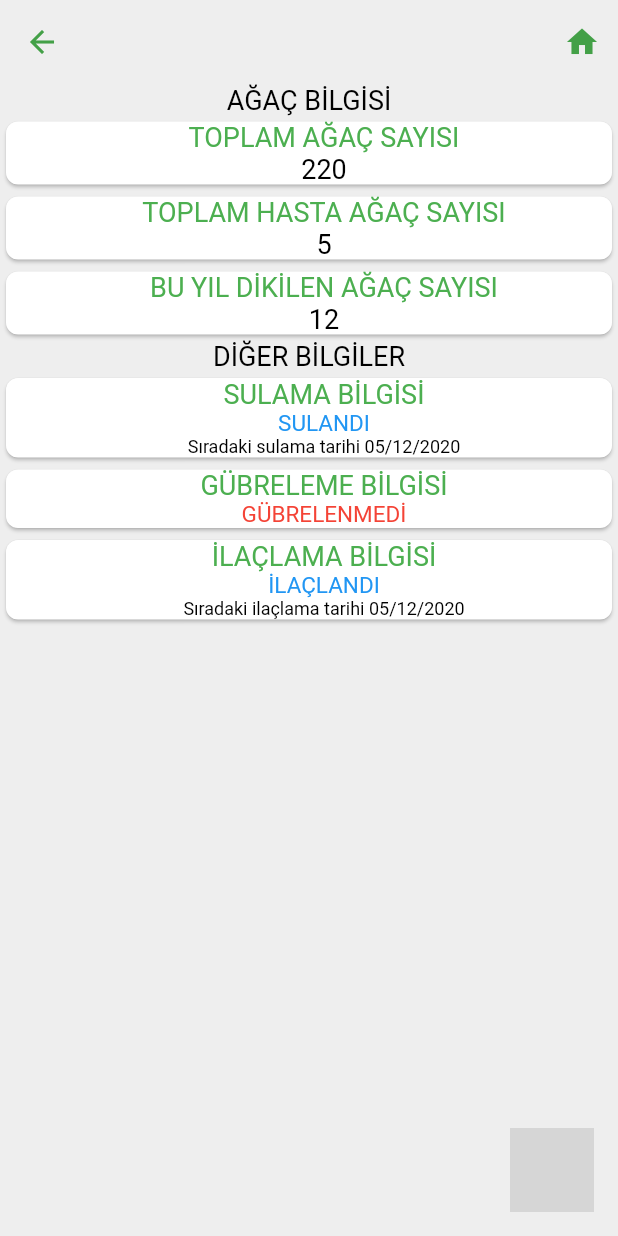
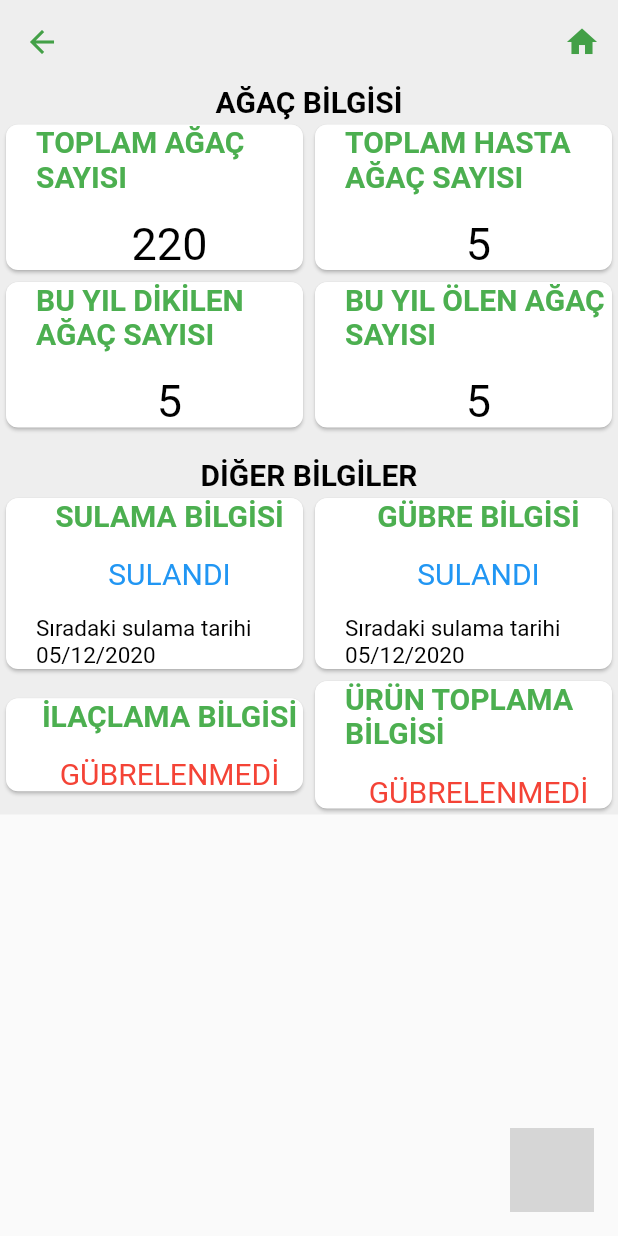
Before and after one commit to Sharaido/FarmTracker-mobil, a Flutter app: the FieldDetails screen opened directly with empty values, on a phone screen of 412 x 824 dp. Run offline on Flutter 3.47's test engine with Material 2 defaults, Android fonts, the phone set to English and light mode, and no system bars; our stand-ins replace flutter_secure_storage, google_maps_flutter, weather; missing offline and left inert: unicorndial; accounts and stored records are empty; grey boxes are pictures that could not be loaded.

Commit message:
DetailPage update

```diff
--- a/lib/main.dart
+++ b/lib/main.dart
@@ -23,10 +23,10 @@ class MyApp extends StatelessWidget {
               bodyColor: Colors.black,
               displayColor: Colors.black)),
 
-      // home: HomePage(
-      //   title: 'Home',
-      // ),
-      home: LoginPage(),
+      home: HomePage(
+        title: 'Home',
+      ),
+      //home: LoginPage(),
       routes: {
         '/login': (context) => LoginPage(),
         '/homepage': (context) => HomePage(),
--- a/lib/pages/field_details.dart
+++ b/lib/pages/field_details.dart
@@ -14,6 +14,132 @@ class FieldDetails extends StatefulWidget {
   }) : super(key: key);
   @override
   _FieldDetailsState createState() => _FieldDetailsState();
+}
+
+Widget detailCard(String st, int count, var no, context) {
+  return Flexible(
+    child: Card(
+      clipBehavior: Clip.antiAlias,
+      shape: RoundedRectangleBorder(borderRadius: BorderRadius.circular(8.0)),
+      color: Colors.white,
+      child: Row(
+        crossAxisAlignment: CrossAxisAlignment.center,
+        children: <Widget>[
+          Container(
+            color: Colors.amber,
+            width: 10,
+          ),
+          SizedBox(
+            width: 10.0,
+          ),
+          Expanded(
+            child: GestureDetector(
+              onTap: () {
+                //print(no);
+                showDialog(
+                    context: context,
+                    builder: (_) => new AlertDialog(
+                          title: new Text("Numaralar"),
+                          content: new Text(no.toString()),
+                          actions: <Widget>[
+                            FlatButton(
+                              child: Text('Tamam'),
+                              onPressed: () {
+                                Navigator.of(context).pop();
+                              },
+                            )
+                          ],
+                        ));
+              },
+              child: Column(
+                mainAxisAlignment: MainAxisAlignment.center,
+                crossAxisAlignment: CrossAxisAlignment.center,
+                children: [
+                  new Text(
+                    st,
+                    style: TextStyle(
+                        fontWeight: FontWeight.bold,
+                        fontSize: 20.0,
+                        color: Colors.green.withOpacity(1.0)),
+                  ),
+                  new Text(""),
+                  new Text(
+                    count.toString(),
+                    style: TextStyle(
+                      fontSize: 30.0,
+                    ),
+                  ),
+                ],
+              ),
+            ),
+          ),
+        ],
+      ),
+    ),
+  );
+}
+
+Widget otherCard(String st, bool bl, DateTime dt) {
+  return Flexible(
+    child: Card(
+      clipBehavior: Clip.antiAlias,
+      shape: RoundedRectangleBorder(borderRadius: BorderRadius.circular(8.0)),
+      color: Colors.white,
+      child: Row(
+        crossAxisAlignment: CrossAxisAlignment.center,
+        children: <Widget>[
+          Container(
+            color: Colors.amber,
+            width: 10,
+          ),
+          SizedBox(
+            width: 10.0,
+          ),
+          Expanded(
+            child: GestureDetector(
+              onTap: () {
+                print('testing');
+              },
+              child: Column(
+                mainAxisAlignment: MainAxisAlignment.center,
+                crossAxisAlignment: CrossAxisAlignment.center,
+                children: [
+                  new Text(
+                    st,
+                    style: TextStyle(
+                        fontWeight: FontWeight.bold,
+                        fontSize: 20.0,
+                        color: Colors.green.withOpacity(1.0)),
+                  ),
+                  new Text(""),
+                  if (bl == true)
+                    new Text(
+                      'SULANDI',
+                      style: TextStyle(
+                          fontSize: 20.0, color: Colors.blue.withOpacity(1.0)),
+                    ),
+                  if (bl == true) new Text(""),
+                  if (bl == true)
+                    new Text(
+                      'Sıradaki sulama tarihi 05/12/2020',
+                      style: TextStyle(
+                        fontSize: 15.0,
+                      ),
+                    ),
+                  if (bl == false)
+                    new Text(
+                      'GÜBRELENMEDİ',
+                      style: TextStyle(
+                          fontSize: 20.0, color: Colors.red.withOpacity(1.0)),
+                    ),
+                ],
+              ),
+            ),
+          ),
+        ],
+      ),
+    ),
+  );
 }
 
 class _FieldDetailsState extends State<FieldDetails> {
@@ -67,290 +193,49 @@ class _FieldDetailsState extends State<FieldDetails> {
       ),
       body: Container(
         color: Colors.grey[200],
-        child: Column(
+        child: Column(mainAxisSize: MainAxisSize.min,
             //mainAxisAlignment: MainAxisAlignment.center,
             //crossAxisAlignment: CrossAxisAlignment.center,
             children: <Widget>[
               new Text(
                 'AĞAÇ BİLGİSİ',
                 style: TextStyle(
-                    fontSize: 18.0, color: Colors.black.withOpacity(1.0)),
+                    fontSize: 20.0,
+                    fontWeight: FontWeight.bold,
+                    color: Colors.black.withOpacity(1.0)),
               ),
               //Text(widget.field.location),
-              Card(
-                clipBehavior: Clip.antiAlias,
-                shape: RoundedRectangleBorder(
-                    borderRadius: BorderRadius.circular(8.0)),
-                color: Colors.white,
-                child: Row(
-                  crossAxisAlignment: CrossAxisAlignment.center,
+              Row(
+                  mainAxisAlignment: MainAxisAlignment.center,
+                  mainAxisSize: MainAxisSize.min,
                   children: <Widget>[
-                    Container(
-                      color: Colors.amber,
-                      width: 10,
-                    ),
-                    SizedBox(
-                      width: 10.0,
-                    ),
-                    Expanded(
-                      child: GestureDetector(
-                        onTap: () {
-                          print('testing');
-                        },
-                        child: Column(
-                          mainAxisAlignment: MainAxisAlignment.center,
-                          crossAxisAlignment: CrossAxisAlignment.center,
-                          children: [
-                            new Text(
-                              'TOPLAM AĞAÇ SAYISI',
-                              style: TextStyle(
-                                  fontSize: 18.0,
-                                  color: Colors.green.withOpacity(1.0)),
-                            ),
-                            new Text(
-                              '220',
-                              style: TextStyle(
-                                fontSize: 18.0,
-                              ),
-                            ),
-                          ],
-                        ),
-                      ),
-                    ),
-                  ],
-                ),
-              ),
-              Card(
-                clipBehavior: Clip.antiAlias,
-                shape: RoundedRectangleBorder(
-                    borderRadius: BorderRadius.circular(8.0)),
-                color: Colors.white,
-                child: Row(
-                  crossAxisAlignment: CrossAxisAlignment.center,
-                  children: <Widget>[
-                    Container(
-                      color: Colors.amber,
-                      width: 10,
-                    ),
-                    SizedBox(
-                      width: 10.0,
-                    ),
-                    Expanded(
-                      child: GestureDetector(
-                        onTap: () {
-                          print('testing');
-                        },
-                        child: Column(
-                          mainAxisAlignment: MainAxisAlignment.center,
-                          crossAxisAlignment: CrossAxisAlignment.center,
-                          children: [
-                            new Text(
-                              'TOPLAM HASTA AĞAÇ SAYISI',
-                              style: TextStyle(
-                                  fontSize: 18.0,
-                                  color: Colors.green.withOpacity(1.0)),
-                            ),
-                            new Text(
-                              '5',
-                              style: TextStyle(
-                                fontSize: 18.0,
-                              ),
-                            ),
-                          ],
-                        ),
-                      ),
-                    ),
-                  ],
-                ),
-              ),
-              Card(
-                clipBehavior: Clip.antiAlias,
-                shape: RoundedRectangleBorder(
-                    borderRadius: BorderRadius.circular(8.0)),
-                color: Colors.white,
-                child: Row(
-                  crossAxisAlignment: CrossAxisAlignment.center,
-                  children: <Widget>[
-                    Container(
-                      color: Colors.amber,
-                      width: 10,
-                    ),
-                    SizedBox(
-                      width: 10.0,
-                    ),
-                    Expanded(
-                      child: GestureDetector(
-                        onTap: () {
-                          print('testing');
-                        },
-                        child: Column(
-                          mainAxisAlignment: MainAxisAlignment.center,
-                          crossAxisAlignment: CrossAxisAlignment.center,
-                          children: [
-                            new Text(
-                              'BU YIL DİKİLEN AĞAÇ SAYISI',
-                              style: TextStyle(
-                                  fontSize: 18.0,
-                                  color: Colors.green.withOpacity(1.0)),
-                            ),
-                            new Text(
-                              '12',
-                              style: TextStyle(
-                                fontSize: 18.0,
-                              ),
-                            ),
-                          ],
-                        ),
-                      ),
-                    ),
-                  ],
-                ),
-              ),
+                    detailCard("TOPLAM AĞAÇ SAYISI", 220,
+                        [1, 2, 3, 6, 1, 8, 13], context),
+                    detailCard("TOPLAM HASTA AĞAÇ SAYISI", 5, [3, 6, 1, 8, 13],
+                        context),
+                  ]),
+              Row(mainAxisSize: MainAxisSize.min, children: <Widget>[
+                detailCard(
+                    "BU YIL DİKİLEN AĞAÇ SAYISI", 5, [3, 6, 1, 8, 13], context),
+                detailCard(
+                    "BU YIL ÖLEN AĞAÇ SAYISI", 5, [3, 6, 1, 8, 13], context),
+              ]),
+              new Text(""),
               new Text(
                 'DİĞER BİLGİLER',
                 style: TextStyle(
-                    fontSize: 18.0, color: Colors.black.withOpacity(1.0)),
+                    fontSize: 20.0,
+                    fontWeight: FontWeight.bold,
+                    color: Colors.black.withOpacity(1.0)),
               ),
-              Card(
-                clipBehavior: Clip.antiAlias,
-                shape: RoundedRectangleBorder(
-                    borderRadius: BorderRadius.circular(8.0)),
-                color: Colors.white,
-                child: Row(
-                  crossAxisAlignment: CrossAxisAlignment.center,
-                  children: <Widget>[
-                    Container(
-                      color: Colors.amber,
-                      width: 10,
-                    ),
-                    SizedBox(
-                      width: 10.0,
-                    ),
-                    Expanded(
-                      child: GestureDetector(
-                        onTap: () {
-                          print('testing');
-                        },
-                        child: Column(
-                          mainAxisAlignment: MainAxisAlignment.center,
-                          crossAxisAlignment: CrossAxisAlignment.center,
-                          children: [
-                            new Text(
-                              'SULAMA BİLGİSİ',
-                              style: TextStyle(
-                                  fontSize: 18.0,
-                                  color: Colors.green.withOpacity(1.0)),
-                            ),
-                            new Text(
-                              'SULANDI',
-                              style:
-                                  TextStyle(fontSize: 15.0, color: Colors.blue),
-                            ),
-                            new Text(
-                              'Sıradaki sulama tarihi 05/12/2020',
-                              style: TextStyle(
-                                fontSize: 12.0,
-                              ),
-                            ),
-                          ],
-                        ),
-                      ),
-                    ),
-                  ],
-                ),
-              ),
-              Card(
-                clipBehavior: Clip.antiAlias,
-                shape: RoundedRectangleBorder(
-                    borderRadius: BorderRadius.circular(8.0)),
-                color: Colors.white,
-                child: Row(
-                  crossAxisAlignment: CrossAxisAlignment.center,
-                  children: <Widget>[
-                    Container(
-                      color: Colors.amber,
-                      width: 10,
-                    ),
-                    SizedBox(
-                      width: 10.0,
-                    ),
-                    Expanded(
-                      child: GestureDetector(
-                        onTap: () {
-                          print('testing');
-                        },
-                        child: Column(
-                          mainAxisAlignment: MainAxisAlignment.center,
-                          crossAxisAlignment: CrossAxisAlignment.center,
-                          children: [
-                            new Text(
-                              'GÜBRELEME BİLGİSİ',
-                              style: TextStyle(
-                                  fontSize: 18.0,
-                                  color: Colors.green.withOpacity(1.0)),
-                            ),
-                            new Text(
-                              'GÜBRELENMEDİ',
-                              style: TextStyle(
-                                  fontSize: 15.0,
-                                  color: Colors.red.withOpacity(1.0)),
-                            ),
-                          ],
-                        ),
-                      ),
-                    ),
-                  ],
-                ),
-              ),
-              Card(
-                clipBehavior: Clip.antiAlias,
-                shape: RoundedRectangleBorder(
-                    borderRadius: BorderRadius.circular(8.0)),
-                color: Colors.white,
-                child: Row(
-                  crossAxisAlignment: CrossAxisAlignment.center,
-                  children: <Widget>[
-                    Container(
-                      color: Colors.amber,
-                      width: 10,
-                    ),
-                    SizedBox(
-                      width: 10.0,
-                    ),
-                    Expanded(
-                      child: GestureDetector(
-                        onTap: () {
-                          print('testing');
-                        },
-                        child: Column(
-                          mainAxisAlignment: MainAxisAlignment.center,
-                          crossAxisAlignment: CrossAxisAlignment.center,
-                          children: [
-                            new Text(
-                              'İLAÇLAMA BİLGİSİ',
-                              style: TextStyle(
-                                  fontSize: 18.0,
-                                  color: Colors.green.withOpacity(1.0)),
-                            ),
-                            new Text(
-                              'İLAÇLANDI',
-                              style: TextStyle(
-                                  fontSize: 15.0,
-                                  color: Colors.blue.withOpacity(1.0)),
-                            ),
-                            new Text(
-                              'Sıradaki ilaçlama tarihi 05/12/2020',
-                              style: TextStyle(
-                                fontSize: 12.0,
-                              ),
-                            ),
-                          ],
-                        ),
-                      ),
-                    ),
-                  ],
-                ),
-              ),
+              Row(mainAxisSize: MainAxisSize.min, children: <Widget>[
+                otherCard("SULAMA BİLGİSİ", true, DateTime.now()),
+                otherCard("GÜBRE BİLGİSİ", true, DateTime.now()),
+              ]),
+              Row(mainAxisSize: MainAxisSize.min, children: <Widget>[
+                otherCard("İLAÇLAMA BİLGİSİ", false, DateTime.now()),
+                otherCard("ÜRÜN TOPLAMA BİLGİSİ", false, DateTime.now()),
+              ]),
             ]),
       ),
       floatingActionButton: UnicornDialer(
```
